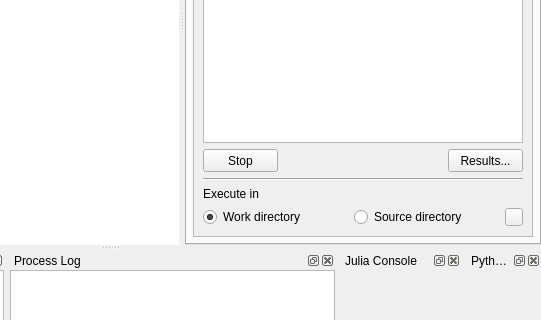
This is spinetoolbox/ui/mainwindow.ui in spine-tools/Spine-Toolbox as Qt 5 draws it before an edit; both pictures show x 321 to 862 and y 224 to 544 of the 862 by 708 pixel window. The edited form follows.
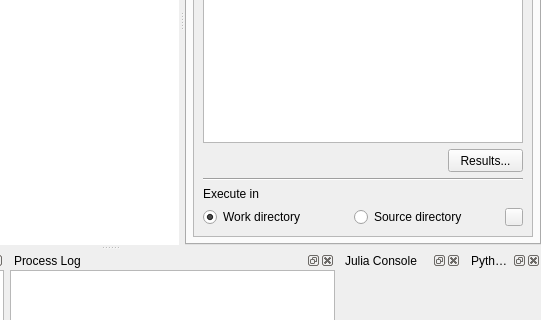
This is the edited form. The open tabs and pages were chosen to show the change. Icons and pictures are not drawn. Custom widgets are drawn as their Qt base class.

Commit message: Added Stop button to main window Toolbar and removed Stop button from Tool properties

Patch:
```diff
--- a/spinetoolbox/ui/mainwindow.ui
+++ b/spinetoolbox/ui/mainwindow.ui
@@ -1696,8 +1696,8 @@
              <rect>
               <x>0</x>
               <y>0</y>
-              <width>345</width>
-              <height>338</height>
+              <width>336</width>
+              <height>361</height>
              </rect>
             </property>
             <layout class="QVBoxLayout" name="verticalLayout_17">
@@ -1825,40 +1825,6 @@
                <property name="spacing">
                 <number>6</number>
                </property>
-               <item>
-                <widget class="QPushButton" name="pushButton_tool_stop">
-                 <property name="enabled">
-                  <bool>true</bool>
-                 </property>
-                 <property name="sizePolicy">
-                  <sizepolicy hsizetype="MinimumExpanding" vsizetype="Fixed">
-                   <horstretch>0</horstretch>
-                   <verstretch>0</verstretch>
-                  </sizepolicy>
-                 </property>
-                 <property name="minimumSize">
-                  <size>
-                   <width>75</width>
-                   <height>23</height>
-                  </size>
-                 </property>
-                 <property name="maximumSize">
-                  <size>
-                   <width>75</width>
-                   <height>23</height>
-                  </size>
-                 </property>
-                 <property name="toolTip">
-                  <string>&lt;html&gt;&lt;head/&gt;&lt;body&gt;&lt;p&gt;Stop execution&lt;/p&gt;&lt;/body&gt;&lt;/html&gt;</string>
-                 </property>
-                 <property name="autoFillBackground">
-                  <bool>false</bool>
-                 </property>
-                 <property name="text">
-                  <string>Stop</string>
-                 </property>
-                </widget>
-               </item>
                <item>
                 <spacer name="horizontalSpacer_6">
                  <property name="orientation">
```
Left out of the diff: 15 changed lines with no effect on the pictures. The commit also changes 21 other files.
